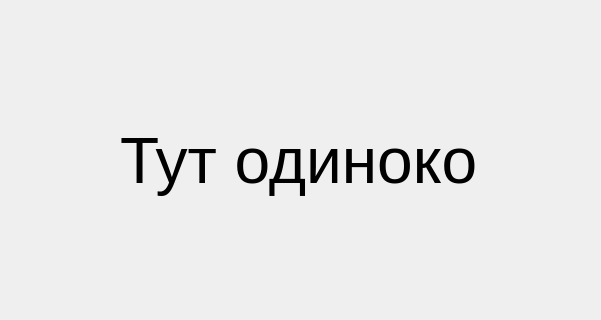
Above: ui/authors.ui from Dmitriy2442/CT_project before the change; both pictures show x 0 to 601 and y 120 to 440 of the 1280 by 720 pixel window. Below: the same form after it.
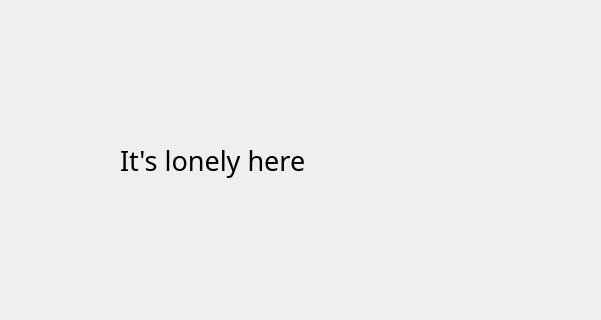
That is the form after the change. Icons and pictures are not drawn.

Commit message: Changed icons colour and fixed russian text font issue

```diff
--- a/ui/authors.ui
+++ b/ui/authors.ui
@@ -10,6 +10,12 @@
     <height>720</height>
    </rect>
   </property>
+  <property name="font">
+   <font>
+    <family>Myanmar Text</family>
+    <pointsize>12</pointsize>
+   </font>
+  </property>
   <property name="windowTitle">
    <string>Form</string>
   </property>
@@ -24,11 +30,16 @@
    </property>
    <property name="font">
     <font>
-     <pointsize>48</pointsize>
+     <pointsize>20</pointsize>
     </font>
    </property>
+   <property name="styleSheet">
+    <string notr="true">QLabel {
+	font-size: 24 px;
+}</string>
+   </property>
    <property name="text">
-    <string>Тут одиноко</string>
+    <string>It's lonely here</string>
    </property>
   </widget>
   <widget class="QPushButton" name="backIcon">
```
Left out of the diff: 2 changed lines with no effect on the pictures. The commit also changes 7 other files.
